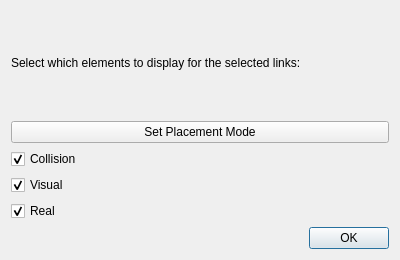
drfenixion/freecad.robotcad, file resources/ui/manage_link_display.ui: the form before one commit.
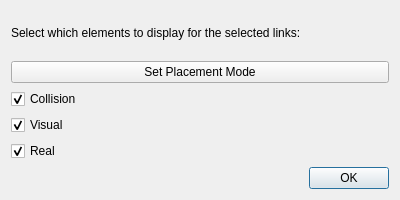
The form after the commit.

Commit message: fix height and position of Manage Links Display tool

The edit to the form file:
```diff
--- a/resources/ui/manage_link_display.ui
+++ b/resources/ui/manage_link_display.ui
@@ -7,7 +7,7 @@
     <x>0</x>
     <y>0</y>
     <width>400</width>
-    <height>260</height>
+    <height>200</height>
    </rect>
   </property>
   <property name="windowTitle">
```
The commit also changes 2 other files.
